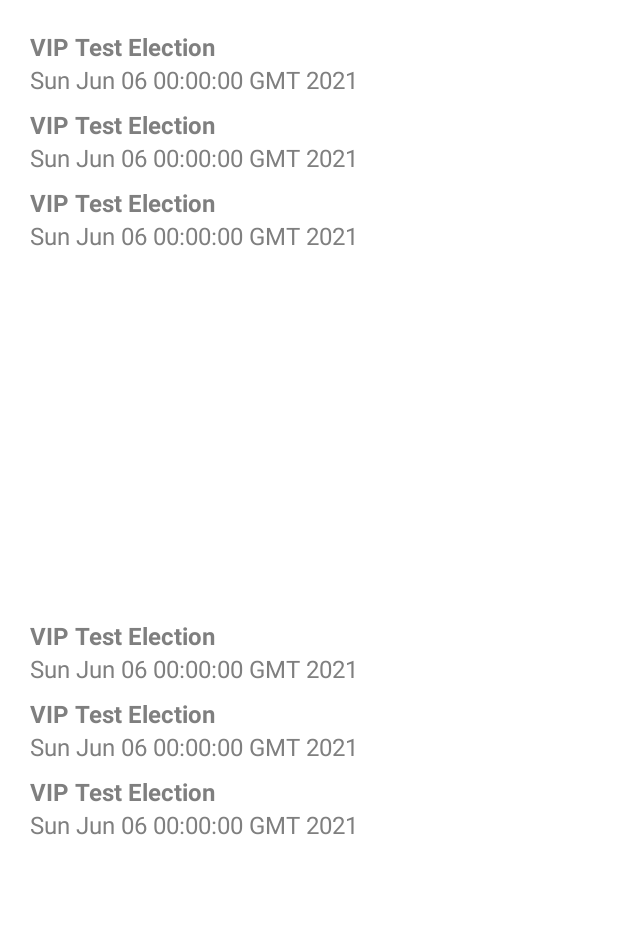
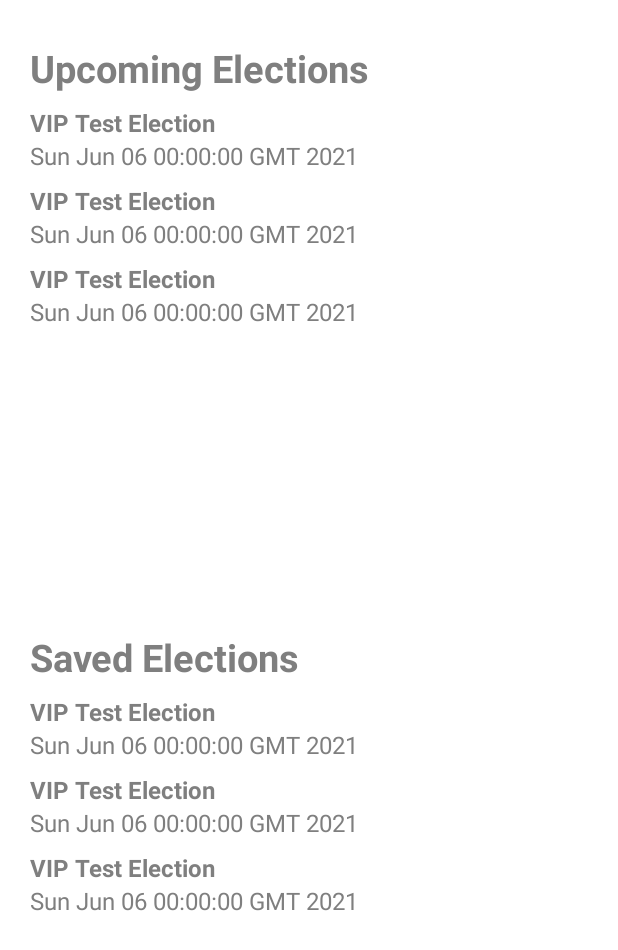
Before and after one commit to pepper90/PoliticalPreparedness, an Android app: the layout fragment_election.xml on its own in the app's theme, with its tools: preview values and no code run, on a phone screen of 412 x 824 dp. Shown: the top 950 px of the screen. Run offline under Robolectric (Android 15) with nearby library versions, the phone set to English and light mode, and no system bars.

Commit message:
Added RV Headers

```diff
--- a/app/src/main/res/layout/fragment_election.xml
+++ b/app/src/main/res/layout/fragment_election.xml
@@ -15,6 +15,16 @@
         android:padding="@dimen/dp20"
         tools:context="com.example.android.politicalpreparedness.MainActivity">
 
+        <com.google.android.material.textview.MaterialTextView
+            android:id="@+id/upcoming_elections_header"
+            style="@style/MyRecyclerViewHeaders"
+            android:layout_width="match_parent"
+            android:layout_height="wrap_content"
+            android:text="@string/upcoming_election"
+            app:layout_constraintEnd_toEndOf="parent"
+            app:layout_constraintStart_toStartOf="parent"
+            app:layout_constraintTop_toTopOf="parent" />
+
         <androidx.recyclerview.widget.RecyclerView
             android:id="@+id/upcoming_elections_rv"
             android:layout_width="match_parent"
@@ -22,7 +32,7 @@
             app:layout_constraintBottom_toTopOf="@+id/view"
             app:layout_constraintEnd_toEndOf="parent"
             app:layout_constraintStart_toStartOf="parent"
-            app:layout_constraintTop_toTopOf="parent"
+            app:layout_constraintTop_toBottomOf="@id/upcoming_elections_header"
             tools:listitem="@layout/item_election"
             app:layoutManager="androidx.recyclerview.widget.LinearLayoutManager"
             listData="@{viewModel.upcomingElectionsResponse.elections}"/>
@@ -37,6 +47,16 @@
             app:layout_constraintStart_toStartOf="parent"
             app:layout_constraintTop_toTopOf="parent" />
 
+        <com.google.android.material.textview.MaterialTextView
+            android:id="@+id/saved_elections_header"
+            style="@style/MyRecyclerViewHeaders"
+            android:layout_width="match_parent"
+            android:layout_height="wrap_content"
+            android:text="@string/saved_election"
+            app:layout_constraintEnd_toEndOf="parent"
+            app:layout_constraintStart_toStartOf="parent"
+            app:layout_constraintTop_toBottomOf="@id/view"/>
+
         <androidx.recyclerview.widget.RecyclerView
             android:id="@+id/saved_elections_rv"
             android:layout_width="match_parent"
@@ -44,7 +64,7 @@
             app:layout_constraintBottom_toBottomOf="parent"
             app:layout_constraintEnd_toEndOf="parent"
             app:layout_constraintStart_toStartOf="parent"
-            app:layout_constraintTop_toBottomOf="@+id/view"
+            app:layout_constraintTop_toBottomOf="@+id/saved_elections_header"
             tools:listitem="@layout/item_election"/>
 
         <ImageView
--- a/app/src/main/res/values/styles.xml
+++ b/app/src/main/res/values/styles.xml
@@ -19,7 +19,7 @@
 
     <!-- RECYCLER VIEW HEADER STYLE -->
     <style name="MyRecyclerViewHeaders" parent="Widget.MaterialComponents.TextView">
-        <item name="android:padding">@dimen/dp8</item>
+        <item name="android:paddingVertical">@dimen/dp8</item>
         <item name="android:textStyle">bold</item>
         <item name="android:textColor">@color/gray50</item>
         <item name="android:textSize">25sp</item>
```
Also changed, not shown: app/src/main/res/layout/saved_elections_header.xml (deleted, +0 -8 lines), app/src/main/res/layout/upcoming_elections_header.xml (deleted, +0 -7 lines).
